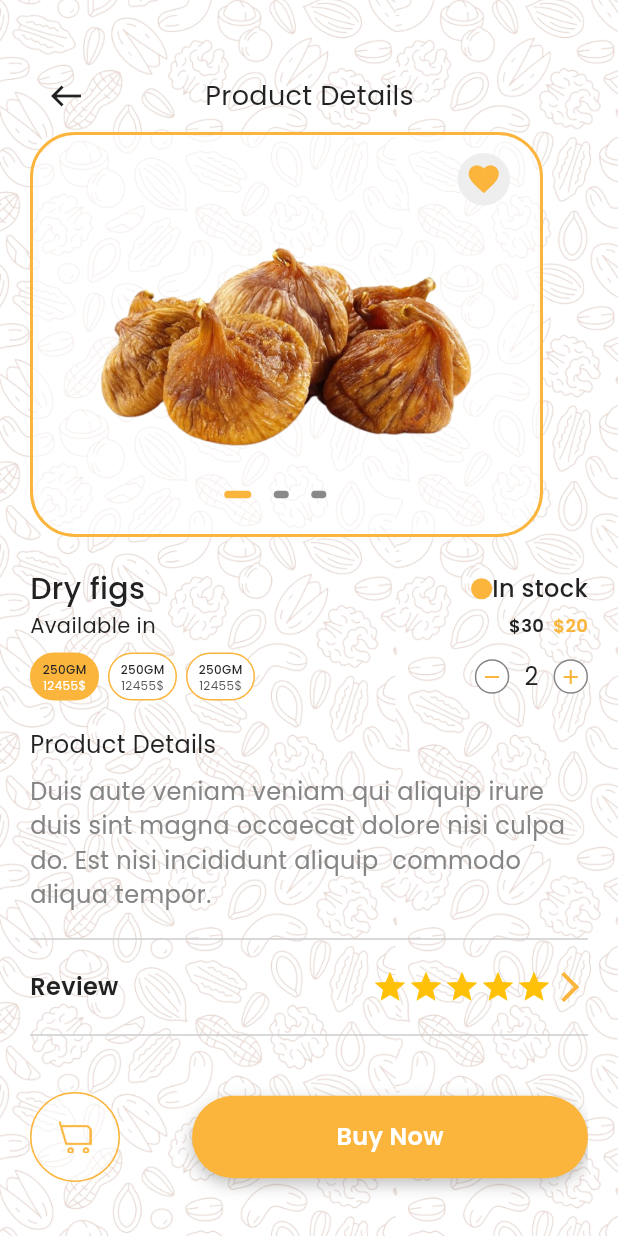
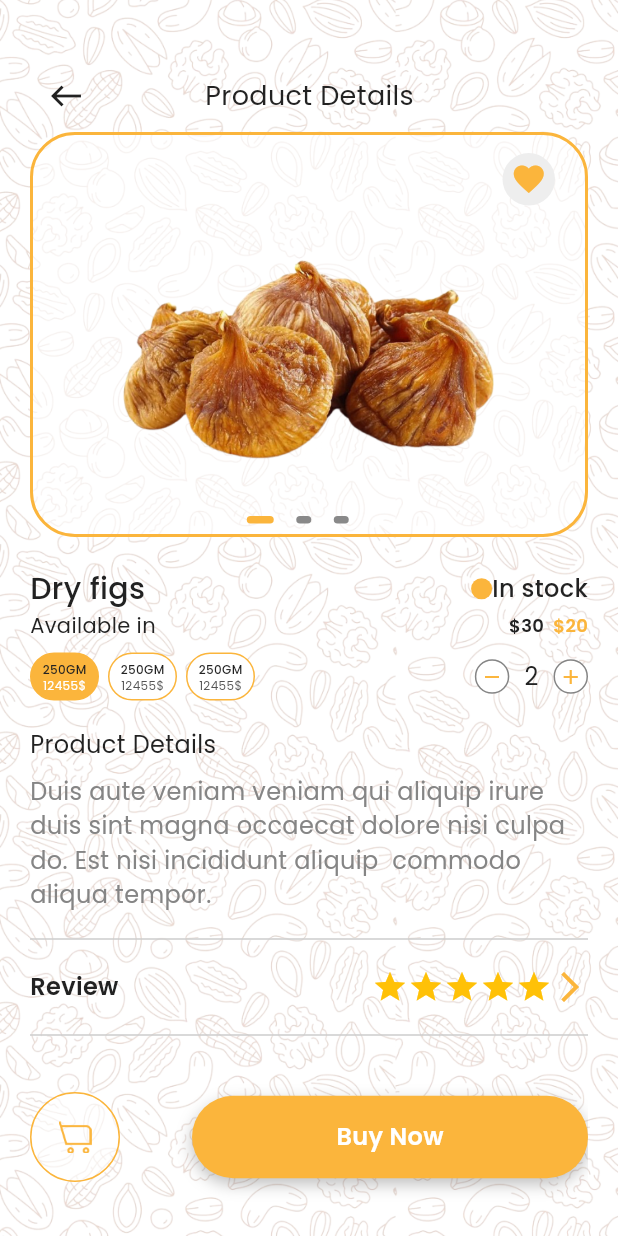
Before and after one commit to ba138/Rajasthan-Dry-Fruits, a Flutter app: the ProductDetailScreen screen opened by its route, on a phone screen of 412 x 824 dp. Run offline on Flutter 3.47's test engine with Material 3 defaults, Android fonts, the phone set to English and light mode, and no system bars; drawn by our look-alikes of carousel_slider; our stand-ins replace flutter_rating_bar, google_fonts, percent_indicator; missing offline and left inert: order_tracker; network calls fail.

Commit message:
changes in navigations

```diff
--- a/lib/view/HomeView/widgets/image_slider.dart
+++ b/lib/view/HomeView/widgets/image_slider.dart
@@ -21,7 +21,7 @@ class _ImageSliderState extends State<ImageSlider> {
   Widget build(BuildContext context) {
     return Container(
       height: 270,
-      width: 342,
+      width: MediaQuery.of(context).size.width*9,
       decoration: BoxDecoration(
         borderRadius: BorderRadius.circular(30),
         border: Border.all(color: AppColor.primaryColor, width: 2),
--- a/lib/view/profileView/profile_view.dart
+++ b/lib/view/profileView/profile_view.dart
@@ -240,7 +240,9 @@ class _ProfileViewState extends State<ProfileView> {
                       title: 'Payment'),
                   const Divider(),
                   ProfileWidgets(
-                    ontap: () {},
+                    ontap: () {
+                      Navigator.pushNamed(context, RoutesName.login);
+                    },
                     tColor: const Color(0xffFF9CCB),
                     bColor: const Color(0xffEC4091),
                     icon: Icons.logout_outlined,
```
Also changed, not shown: lib/view/search/search_view.dart (+12 -3 lines).
